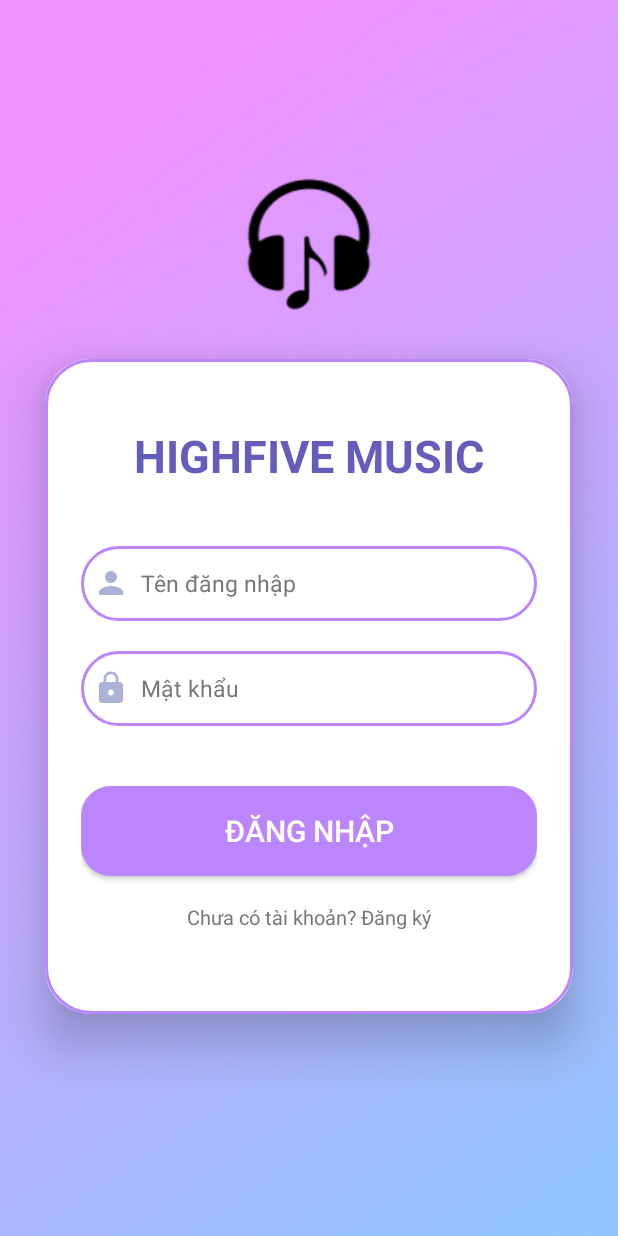
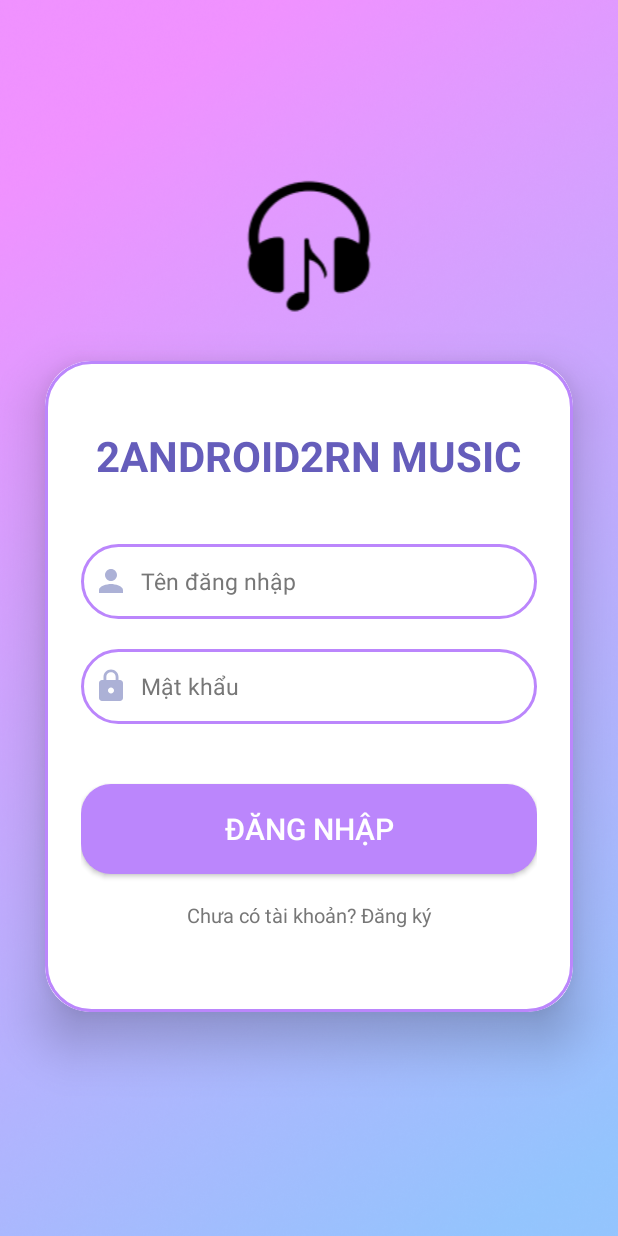
Before and after one commit to GeMiNiOranGe/MusicApp, an Android app: the screen it shows after launch (LoginActivity), on a phone screen of 412 x 824 dp. Run offline under Robolectric (Android 15) with nearby library versions, the phone set to English and light mode, and no system bars; our stand-ins replace Volley.

Commit message:
feat: chỉnh sửa tên nhom

```diff
--- a/app/src/main/res/layout/activity_login.xml
+++ b/app/src/main/res/layout/activity_login.xml
@@ -35,11 +35,11 @@
             <TextView
                 android:layout_width="match_parent"
                 android:layout_height="wrap_content"
-                android:text="HIGHFIVE MUSIC"
+                android:text="2ANDROID2RN MUSIC"
                 android:textAlignment="center"
                 android:layout_gravity="center"
                 android:layout_marginTop="20dp"
-                android:textSize="30sp"
+                android:textSize="28sp"
                 android:textStyle="bold"
                 android:textColor="#655DBB"/>
 
```
